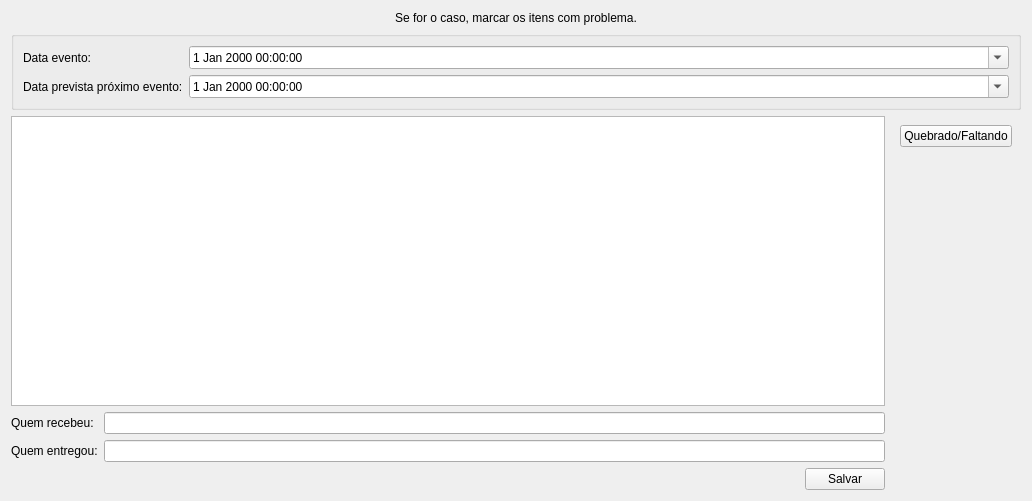
Above: ui/inputdialogconfirmacao.ui from darktorres/ERP-STACCATO before the change. Below: the same form after it.
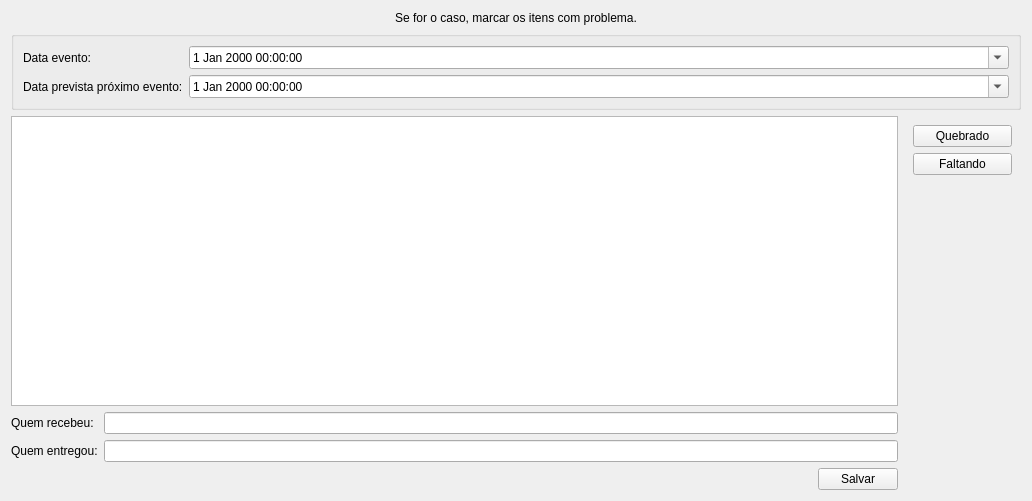
That is the form after the change. Custom widgets are drawn as their Qt base class.

Patch:
```diff
--- a/ui/inputdialogconfirmacao.ui
+++ b/ui/inputdialogconfirmacao.ui
@@ -93,11 +93,11 @@
          <bool>true</bool>
         </property>
         <property name="text">
-         <string>Quebrado/Faltando</string>
+         <string>Quebrado</string>
         </property>
        </widget>
       </item>
-      <item row="1" column="0">
+      <item row="2" column="0">
        <spacer name="verticalSpacer">
         <property name="orientation">
          <enum>Qt::Vertical</enum>
@@ -110,6 +110,16 @@
         </property>
        </spacer>
       </item>
+      <item row="1" column="0">
+       <widget class="QPushButton" name="pushButtonFaltando">
+        <property name="enabled">
+         <bool>true</bool>
+        </property>
+        <property name="text">
+         <string>Faltando</string>
+        </property>
+       </widget>
+      </item>
      </layout>
     </widget>
    </item>
```
Left out of the diff: 30 changed lines with no effect on the pictures.
